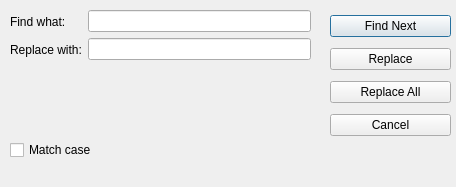
Above: replacedialog.ui from BaranovMykola/Notepad before the change. Below: the same form after it.
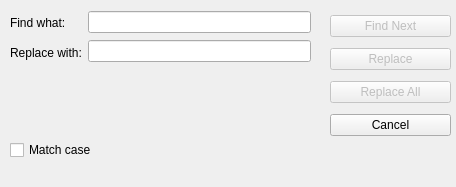
That is the form after the change.

Commit message: Added enable and disenable button features. Added hints for important objects in replacedialog.

```diff
--- a/replacedialog.ui
+++ b/replacedialog.ui
@@ -25,13 +25,44 @@
    <layout class="QVBoxLayout" name="verticalLayout">
     <item>
      <widget class="QPushButton" name="buttonFindNext">
+      <property name="enabled">
+       <bool>false</bool>
+      </property>
+      <property name="font">
+       <font>
+        <weight>50</weight>
+        <bold>false</bold>
+        <stylestrategy>PreferDefault</stylestrategy>
+       </font>
+      </property>
+      <property name="whatsThis">
+       <string>Find next entry of the word</string>
+      </property>
       <property name="text">
        <string>Find Next</string>
       </property>
+      <property name="autoExclusive">
+       <bool>false</bool>
+      </property>
+      <property name="autoDefault">
+       <bool>true</bool>
+      </property>
+      <property name="default">
+       <bool>false</bool>
+      </property>
+      <property name="flat">
+       <bool>false</bool>
+      </property>
      </widget>
     </item>
     <item>
      <widget class="QPushButton" name="buttonReplace">
+      <property name="enabled">
+       <bool>false</bool>
+      </property>
+      <property name="whatsThis">
+       <string>Replase next entry</string>
+      </property>
       <property name="text">
        <string>Replace</string>
       </property>
@@ -39,6 +70,12 @@
     </item>
     <item>
      <widget class="QPushButton" name="buttonReplaceAll">
+      <property name="enabled">
+       <bool>false</bool>
+      </property>
+      <property name="whatsThis">
+       <string>Replace all entrys in the file</string>
+      </property>
       <property name="text">
        <string>Replace All</string>
       </property>
@@ -59,7 +96,7 @@
      <x>10</x>
      <y>10</y>
      <width>301</width>
-     <height>51</height>
+     <height>55</height>
     </rect>
    </property>
    <layout class="QHBoxLayout" name="horizontalLayout">
```
Left out of the diff: 23 changed lines with no effect on the pictures. The commit also changes 2 other files.
